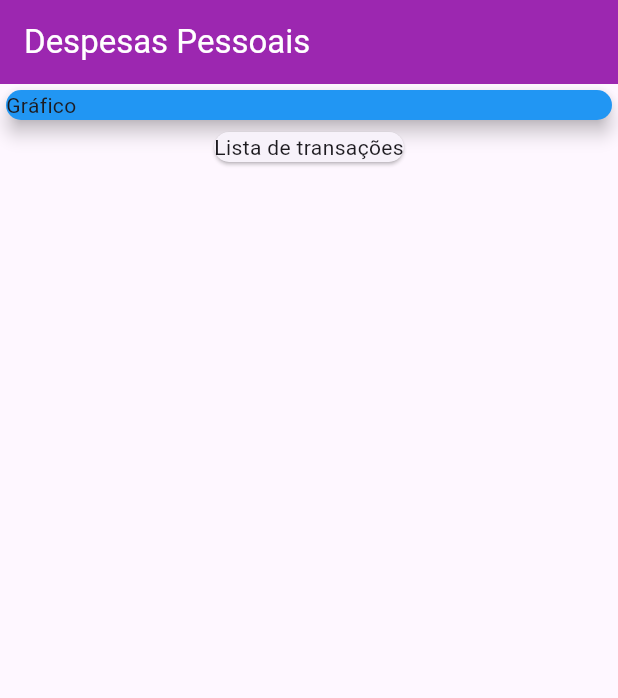
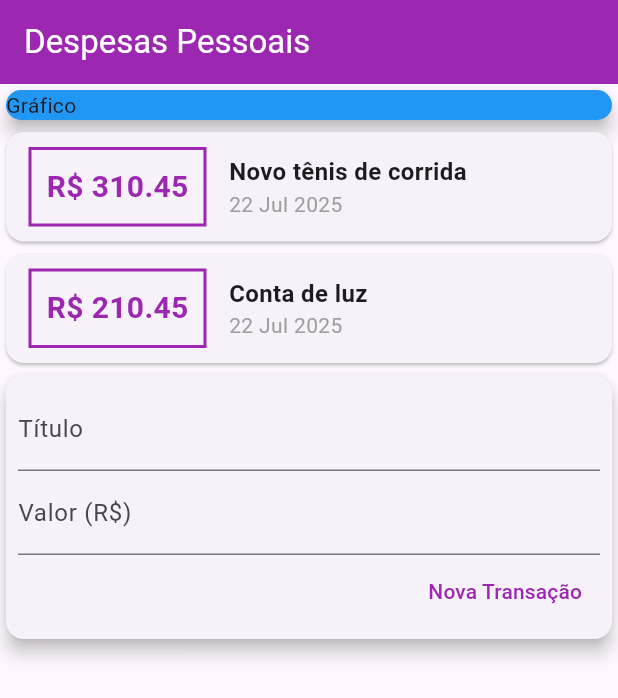
Before and after one commit to rcleyton/curso_flutter, a Flutter app: the screen it shows after launch, on a phone screen of 412 x 824 dp. Shown: the top 698 px of the screen. Run offline on Flutter 3.47's test engine with Material 3 defaults, Android fonts, the phone set to English and light mode, and no system bars.

Commit message:
Expenses: formulário de transaction

```diff
--- /dev/null
+++ b/expenses/lib/components/transaction_form.dart
@@ -0,0 +1,48 @@
+import 'package:flutter/material.dart';
+
+class TransactionForm extends StatelessWidget {
+
+  final titleController = TextEditingController();
+  final valueController = TextEditingController();
+
+  @override
+  Widget build(BuildContext context) {
+    return           Card(
+            elevation: 5,
+            child: Padding(
+              padding: const EdgeInsets.all(8.0),
+              child: Column(
+                children: [
+                  TextField(
+                    controller: titleController,
+                    decoration: InputDecoration(
+                      labelText: 'Título'
+                    ),
+                  ),
+                  TextField(
+                    controller: valueController,
+                    decoration: InputDecoration(
+                      labelText: 'Valor (R\$)'
+                    ),
+                  ),
+                  Row(
+                    mainAxisAlignment: MainAxisAlignment.end,
+                    children: [
+                      TextButton(
+                        child: Text('Nova Transação',
+                        style: TextStyle(
+                          color: Colors.purple
+                        ),),
+                        onPressed: () {
+                          print(titleController);
+                          print(valueController);
+                        }
+                      ),
+                    ],
+                  )
+                ],
+              ),
+            ),
+          );
+  }
+}
--- /dev/null
+++ b/expenses/lib/components/transaction_list.dart
@@ -0,0 +1,60 @@
+import 'package:expenses/models/transaction.dart';
+import 'package:flutter/material.dart';
+import 'package:intl/intl.dart';
+
+class TransactionList extends StatelessWidget {
+
+  final List<Transaction> transactions;
+
+  TransactionList(this.transactions);
+
+  @override
+  Widget build(BuildContext context) {
+    return Column(
+            children: transactions.map((tr) {
+              return Card(
+                child: Row(
+                  children: [
+                    Container(
+                      margin: EdgeInsets.symmetric(
+                        horizontal: 15,
+                        vertical: 10
+                      ),
+                      decoration: BoxDecoration(
+                        border: Border.all(
+                          color: Colors.purple,
+                          width: 2
+                        )
+                      ),
+                      padding: EdgeInsets.all(10),
+                      child: Text(
+                        'R\$ ${tr.value.toStringAsFixed(2)}',
+                        style: TextStyle(
+                          fontWeight: FontWeight.bold,
+                          fontSize: 20,
+                          color: Colors.purple
+                        ),),
+                    ),
+                    Column(
+                      crossAxisAlignment: CrossAxisAlignment.start,
+                      children: [
+                        Text(
+                          tr.title,
+                          style: TextStyle(
+                            fontSize: 16,
+                            fontWeight: FontWeight.bold
+                          ),),
+                        Text(
+                          DateFormat('d MMM y').format(tr.date),
+                        style: TextStyle(
+                          color: Colors.grey
+                        ),)
+                      ],
+                    )
+                  ],
+                )
+              );
+            }).toList(),
+          );
+  }
+}
--- /dev/null
+++ b/expenses/lib/components/transaction_user.dart
@@ -0,0 +1,52 @@
+import 'dart:math';
+
+import 'package:expenses/components/transaction_form.dart';
+import 'package:expenses/components/transaction_list.dart';
+import 'package:expenses/models/transaction.dart';
+import 'package:flutter/material.dart';
+
+class TransactionUser extends StatefulWidget {
+  @override
+  State<TransactionUser> createState() => _TransactionUserState();
+}
+
+class _TransactionUserState extends State<TransactionUser> {
+
+  final _transactions = [
+    Transaction(
+      id: 't1',
+      title: 'Novo tênis de corrida',
+      value: 310.45,
+      date: DateTime.now()
+    ),
+    Transaction(
+      id: 't2',
+      title: 'Conta de luz',
+      value: 210.45,
+      date: DateTime.now()
+    )
+  ];
+
+  _addTransaction(String title, double value) {
+    final newTransaction = Transaction(
+      id: Random().nextDouble().toString(),
+      title: title,
+      value: value,
+      date: DateTime.now()
+    );
+
+    setState(() {
+      _transactions.add(newTransaction);
+    });
+  }
+
+  @override
+  Widget build(BuildContext context) {
+    return Column(
+      children: [
+        TransactionList(_transactions),
+        TransactionForm(),
+      ],
+    );
+  }
+}
--- a/expenses/lib/main.dart
+++ b/expenses/lib/main.dart
@@ -1,4 +1,6 @@
 import 'package:flutter/material.dart';
+import './models/transaction.dart';
+import 'components/transaction_user.dart';
 
 main() => runApp(ExpensesApp());
 
@@ -15,7 +17,20 @@ class ExpensesApp extends StatelessWidget {
 }
 
 class MyhomePage extends StatelessWidget {
-  const MyhomePage({super.key});
+  final _transactions = [
+    Transaction(
+      id: 't1',
+      title: 'Novo tênis de corrida',
+      value: 310.45,
+      date: DateTime.now()
+    ),
+    Transaction(
+      id: 't2',
+      title: 'Conta de luz',
+      value: 210.45,
+      date: DateTime.now()
+    )
+  ];
 
   @override
   Widget build(BuildContext context) {
@@ -28,18 +43,16 @@ class MyhomePage extends StatelessWidget {
         backgroundColor: Colors.purple,
       ),
       body: Column(
+        crossAxisAlignment: CrossAxisAlignment.stretch,
         children: [
           SizedBox(
-            width: double.infinity,
             child: Card(
               color: Colors.blue,
               elevation: 5,
               child: Text('Gráfico'),
             ),
           ),
-          Card(
-            child: Text('Lista de transações'),
-          )
+          TransactionUser()
         ],
       )
     );
--- /dev/null
+++ b/expenses/lib/models/transaction.dart
@@ -0,0 +1,13 @@
+class Transaction {
+  final String id;
+  final String title;
+  final double value;
+  final DateTime date;
+
+  Transaction({
+    required this.id,
+    required this.title,
+    required this.value,
+    required this.date,
+  });
+}
--- a/expenses/pubspec.yaml
+++ b/expenses/pubspec.yaml
@@ -30,6 +30,7 @@ environment:
 dependencies:
   flutter:
     sdk: flutter
+  intl: ^0.20.2
 
   # The following adds the Cupertino Icons font to your application.
   # Use with the CupertinoIcons class for iOS style icons.
```
Also changed, not shown: expenses/pubspec.lock, 2 other files.
